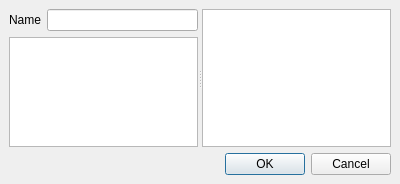
Above: plugins/snippet/editsnippet.ui from KDE/kdevelop before the change. Below: the same form after it.
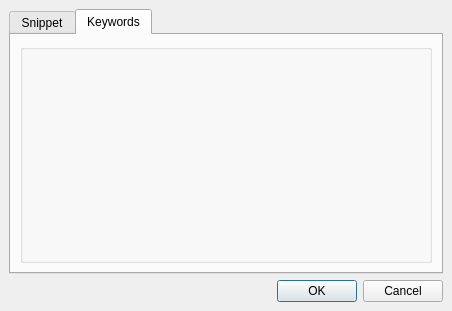
That is the form after the change. The open tabs and pages were chosen to show the change. Custom widgets are drawn as their Qt base class.

Commit message: Allow to change, add and remove keywords for each snippet

The edit to the form file:
```diff
--- a/plugins/snippet/editsnippet.ui
+++ b/plugins/snippet/editsnippet.ui
@@ -5,29 +5,32 @@
    <rect>
     <x>0</x>
     <y>0</y>
-    <width>400</width>
-    <height>184</height>
+    <width>452</width>
+    <height>311</height>
    </rect>
   </property>
   <property name="windowTitle" >
    <string>Edit Snippet</string>
   </property>
-  <layout class="QGridLayout" >
+  <layout class="QVBoxLayout" >
    <property name="margin" >
     <number>9</number>
    </property>
    <property name="spacing" >
     <number>6</number>
    </property>
-   <item row="0" column="0" >
-    <widget class="QSplitter" name="splitter" >
-     <property name="orientation" >
-      <enum>Qt::Horizontal</enum>
+   <item>
+    <widget class="QTabWidget" name="tabWidget" >
+     <property name="currentIndex" >
+      <number>0</number>
      </property>
-     <widget class="QWidget" name="layoutWidget" >
+     <widget class="QWidget" name="tab" >
+      <attribute name="title" >
+       <string>Snippet</string>
+      </attribute>
       <layout class="QGridLayout" >
        <property name="margin" >
-        <number>0</number>
+        <number>9</number>
        </property>
        <property name="spacing" >
         <number>6</number>
@@ -54,10 +57,29 @@
        </item>
       </layout>
      </widget>
-     <widget class="QListWidget" name="keywordList" />
+     <widget class="QWidget" name="tab_2" >
+      <attribute name="title" >
+       <string>Keywords</string>
+      </attribute>
+      <layout class="QGridLayout" >
+       <property name="margin" >
+        <number>9</number>
+       </property>
+       <property name="spacing" >
+        <number>6</number>
+       </property>
+       <item row="0" column="0" >
+        <widget class="KEditListBox" name="keywordList" >
+         <property name="title" >
+          <string/>
+         </property>
+        </widget>
+       </item>
+      </layout>
+     </widget>
     </widget>
    </item>
-   <item row="1" column="0" >
+   <item>
     <widget class="QDialogButtonBox" name="buttonBox" >
      <property name="orientation" >
       <enum>Qt::Horizontal</enum>
@@ -69,6 +91,13 @@
    </item>
   </layout>
  </widget>
+ <customwidgets>
+  <customwidget>
+   <class>KEditListBox</class>
+   <extends>QGroupBox</extends>
+   <header>keditlistbox.h</header>
+  </customwidget>
+ </customwidgets>
  <tabstops>
   <tabstop>snippetName</tabstop>
   <tabstop>snippetText</tabstop>
```
Left out of the diff: 15 changed lines with no effect on the pictures. The commit also changes 2 other files.
